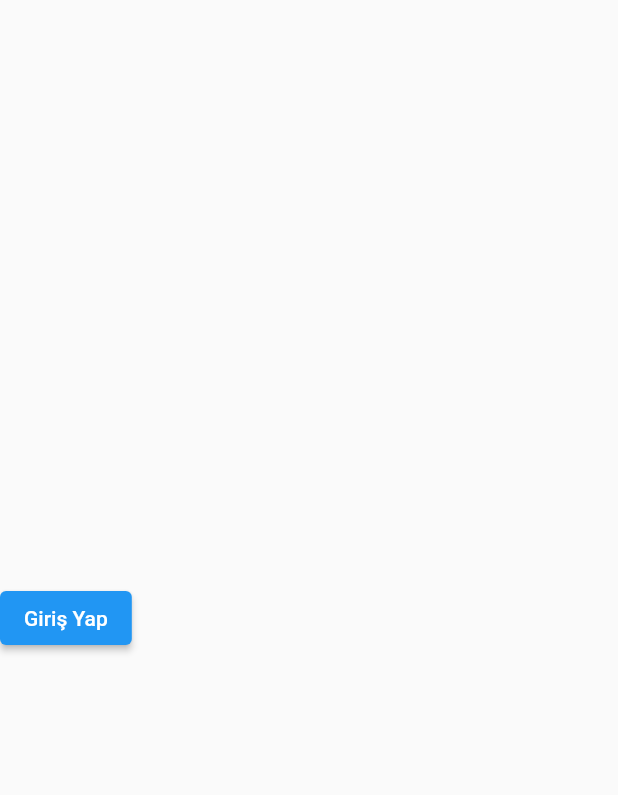
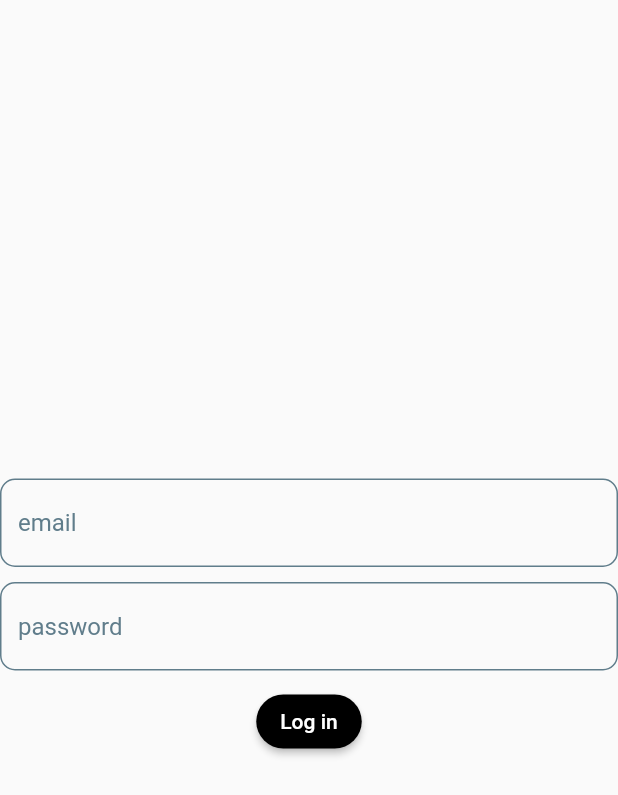
Before and after one commit to minaunal/BookCafe, a Flutter app: the Kayit widget shown alone on an empty page, opened directly, after a tap on "Student", on a phone screen of 412 x 824 dp. Shown: the top 795 px of the screen. Run offline on Flutter 3.47's test engine with Material 2 defaults, Android fonts, the light colour scheme and no system bars; our stand-ins replace firebase_auth, firebase_core, lottie, pie_chart; missing offline and left inert: flutter_animated_icons, flutter_barcode_scanner; accounts and stored records are empty.

```diff
--- a/lib/giris.dart
+++ b/lib/giris.dart
@@ -1,4 +1,5 @@
 import 'package:fbase/main.dart';
+import 'package:fbase/yoneticiekrani.dart';
 import 'package:fbase/kullaniciekrani.dart';
 import 'package:firebase_auth/firebase_auth.dart';
 import 'package:flutter/material.dart';
@@ -24,6 +25,14 @@ class _GirisState extends State<Giris> {
   void func(){
     return;
   }
+  void pickuser(){
+    if(_email.text=="admin" && _password.text=="12345"){
+Navigator.of(context).push(MaterialPageRoute(builder: (context) => Yonetici()));
+      }
+      else{
+Navigator.of(context).push(MaterialPageRoute(builder: (context) => Kullanici()));
+      }
+  }
 
   @override
   Widget build(BuildContext context) {
@@ -32,11 +41,9 @@ class _GirisState extends State<Giris> {
         child: Column(
           mainAxisAlignment: MainAxisAlignment.center,
       children: <Widget> [
-    //TFdesign(alanadi: "email", onTap:func, degisken: _email),
-    //TFdesign(alanadi: "password",onTap: func, degisken: _password),
-    ElevatedButton(onPressed: () {
-            Navigator.of(context).push(MaterialPageRoute(builder: (context) => Kullanici()));
-          },
+    TFdesign(alanadi: "email", onTap:func, degisken: _email),
+    TFdesign(alanadi: "password",onTap: func, degisken: _password),
+     ElevatedButton(onPressed: () => pickuser(),
            child: Text("Giriş Yap"),),
       ],
       ),
--- /dev/null
+++ b/lib/kullanicigiris.dart
@@ -0,0 +1,56 @@
+import 'package:fbase/main.dart';
+import 'package:fbase/yoneticiekrani.dart';
+import 'package:firebase_auth/firebase_auth.dart';
+import 'package:flutter/material.dart';
+
+class KullaniciGiris extends StatefulWidget {
+  const KullaniciGiris({super.key});
+
+  @override
+  State<KullaniciGiris> createState() => _KullaniciGirisState();
+}
+
+class _KullaniciGirisState extends State<KullaniciGiris> {
+  final _email = TextEditingController();
+  final _password = TextEditingController();
+
+  Future GirisYap() async {
+    await FirebaseAuth.instance.signInWithEmailAndPassword(
+      email: _email.text.trim(),
+      password: _password.text.trim(),
+    );
+  }
+
+  void func() {
+    return;
+  }
+
+  @override
+  Widget build(BuildContext context) {
+    return Scaffold(
+      body: Container(
+        child: Column(
+          mainAxisAlignment: MainAxisAlignment.center,
+          children: <Widget>[
+            TFdesign(alanadi: "email", onTap: func, degisken: _email),
+            TFdesign(alanadi: "password", onTap: func, degisken: _password),
+            ElevatedButton(
+              style: ElevatedButton.styleFrom(
+                backgroundColor: Colors.black,
+                foregroundColor: Colors.white,
+                shape: RoundedRectangleBorder(
+                  borderRadius: BorderRadius.circular(32.0),
+                ),
+              ),
+              onPressed: () {
+                Navigator.of(context).push(
+                    MaterialPageRoute(builder: (context) => KullaniciGiris()));
+              },
+              child: Text("Log in"),
+            ),
+          ],
+        ),
+      ),
+    );
+  }
+}
--- a/lib/main.dart
+++ b/lib/main.dart
@@ -1,4 +1,6 @@
-import 'package:fbase/cam.dart';
+import 'package:fbase/kullanicigiris.dart';
+import 'package:fbase/yoneticigiris.dart';
+import 'package:fbase/qrscanner.dart';
 import 'package:firebase_auth/firebase_auth.dart';
 import 'package:flutter/material.dart';
 import 'package:firebase_core/firebase_core.dart';
@@ -67,11 +69,11 @@ class _KayitState extends State<Kayit> {
   final _name = TextEditingController();
   final _surname = TextEditingController();
   double _formProgress = 0;
-  bool _controlprogress=false;
+  bool _controlprogress = false;
 
   void _updateFormProgress() {
     var progress = 0.0;
-    var controllers = [_email, _password,_name,_surname];
+    var controllers = [_email, _password, _name, _surname];
 
     for (var controller in controllers) {
       if (controller.value.text.isNotEmpty) {
@@ -80,8 +82,8 @@ class _KayitState extends State<Kayit> {
     }
     setState(() {
       _formProgress = progress;
-      if(_formProgress==1){
-        _controlprogress=true;
+      if (_formProgress == 1) {
+        _controlprogress = true;
       }
     });
   }
@@ -91,24 +93,28 @@ class _KayitState extends State<Kayit> {
         email: _email.text, password: _password.text);
   }
 
-
-
   @override
   Widget build(BuildContext context) {
     return Container(
       child: Column(
         children: [
-          Text("Chill & Study",
+          Text(
+            "BookSmart",
             style: TextStyle(
               fontFamily: 'Pacifico',
               fontSize: 25,
-          ),),
+            ),
+          ),
           SizedBox(
             height: 30,
           ),
           AnimatedProgressIndicator(value: _formProgress),
-          TFdesign(alanadi: "name", onTap:_updateFormProgress,degisken: _name),
-    TFdesign(alanadi: "surname", onTap:_updateFormProgress,degisken: _surname),
+          TFdesign(
+              alanadi: "name", onTap: _updateFormProgress, degisken: _name),
+          TFdesign(
+              alanadi: "surname",
+              onTap: _updateFormProgress,
+              degisken: _surname),
           TFdesign(
               alanadi: "email", onTap: _updateFormProgress, degisken: _email),
           TFdesign(
@@ -124,7 +130,6 @@ class _KayitState extends State<Kayit> {
                 borderRadius: BorderRadius.circular(32.0),
               ),
             ),
-
             onPressed: _controlprogress ? () => KayitOl() : null,
             child: Text("Sign in"),
           ),
@@ -135,7 +140,7 @@ class _KayitState extends State<Kayit> {
           Text("Log in."),
           Row(
             mainAxisAlignment: MainAxisAlignment.center,
-            children: <Widget> [
+            children: <Widget>[
               ElevatedButton(
                 style: ElevatedButton.styleFrom(
                   backgroundColor: Colors.black,
@@ -145,7 +150,7 @@ class _KayitState extends State<Kayit> {
                   ),
                 ),
                 onPressed: () {
-           // Navigator.of(context).push(MaterialPageRoute(builder: (context) => Giris()));
+                   Navigator.of(context).push(MaterialPageRoute(builder: (context) => YoneticiGiris()));
                 },
                 child: Text("Manager"),
               ),
@@ -158,7 +163,8 @@ class _KayitState extends State<Kayit> {
                   ),
                 ),
                 onPressed: () {
-            Navigator.of(context).push(MaterialPageRoute(builder: (context) => QRScanner()));
+                  Navigator.of(context).push(
+                      MaterialPageRoute(builder: (context) => QRScanner()));
                 },
                 child: Text("kamera"),
               ),
@@ -171,7 +177,8 @@ class _KayitState extends State<Kayit> {
                   ),
                 ),
                 onPressed: () {
-            Navigator.of(context).push(MaterialPageRoute(builder: (context) => Giris()));
+                  Navigator.of(context)
+                      .push(MaterialPageRoute(builder: (context) => KullaniciGiris()));
                 },
                 child: Text("Student"),
               ),
@@ -265,6 +272,14 @@ class _TFdesignState extends State<TFdesign> {
     widget.degisken.addListener(widget.onTap);
   }
 
+  bool pwsituation() {
+    bool n = false;
+    if (widget.alanadi == "password") {
+      n = true;
+    }
+    return n;
+  }
+
   @override
   Widget build(BuildContext context) {
     return Column(
@@ -290,6 +305,7 @@ class _TFdesignState extends State<TFdesign> {
                 borderRadius: BorderRadius.circular(10),
               )),
           controller: widget.degisken,
+          obscureText: pwsituation(),
         ),
         SizedBox(
           height: 10,
--- a/lib/cam.dart
+++ b/lib/qrscanner.dart
@@ -25,6 +25,7 @@ class _QRScannerState extends State<QRScanner> {
 
   @override
   Widget build(BuildContext context) {
+
     return Scaffold(
       appBar: AppBar(
         title: Text('QR Scanner'),
--- a/pubspec.yaml
+++ b/pubspec.yaml
@@ -28,6 +28,7 @@ environment:
 # the latest version available on pub.dev. To see which dependencies have newer
 # versions available, run `flutter pub outdated`.
 dependencies:
+  pie_chart: ^5.3.2
   flutter_animated_icons: ^1.0.1
   firebase_auth: ^4.6.2
   cloud_firestore: ^4.7.1
```
Also changed, not shown: lib/kullaniciekrani.dart (+8 -2 lines), lib/yoneticiekrani.dart (added, +96 -0 lines), lib/yoneticigiris.dart (added, +164 -0 lines), pubspec.lock. Lines whose indentation alone changed are shown as unchanged.
